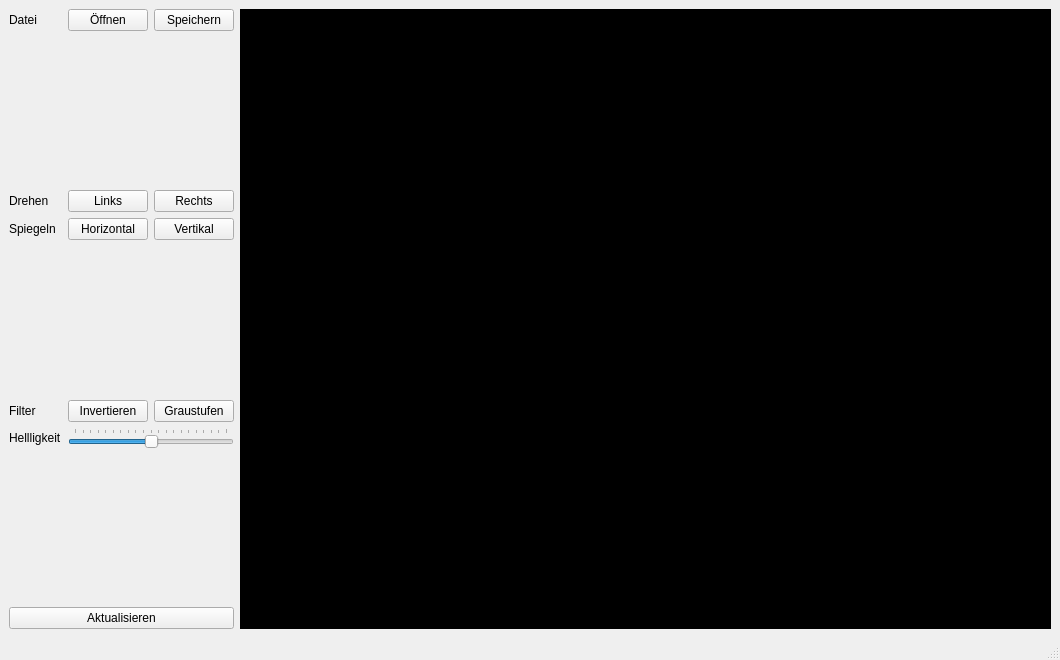
This is .index.ui in clwalther/ImageEditor as Qt 5 draws it before an edit. The edited form follows.
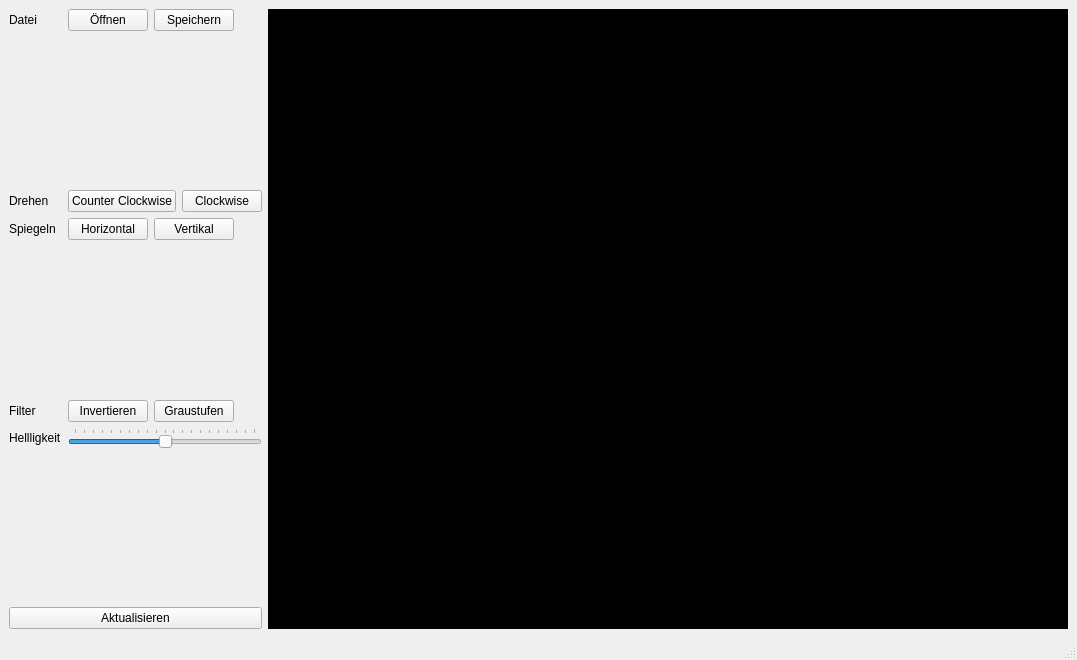
This is the edited form.

Commit message: drawing and rotating is implemented

```diff
--- a/.index.ui
+++ b/.index.ui
@@ -85,14 +85,14 @@
         <item>
          <widget class="QPushButton" name="button_drehen_links">
           <property name="text">
-           <string>Links</string>
+           <string>Counter Clockwise</string>
           </property>
          </widget>
         </item>
         <item>
          <widget class="QPushButton" name="button_drehen_rechts">
           <property name="text">
-           <string>Rechts</string>
+           <string>Clockwise</string>
           </property>
          </widget>
         </item>
```
Left out of the diff: 4 changed lines with no effect on the pictures. The commit also changes 1 other file.
